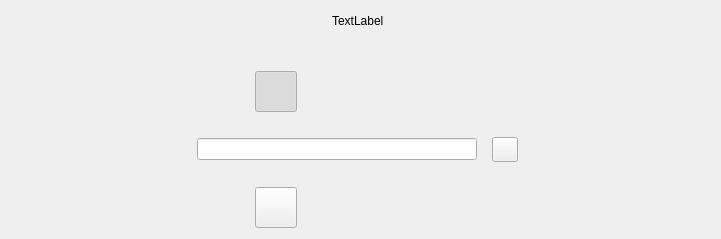
vkohaupt/vokoscreenNG, file src/cameraOne/QvkCameraOneOptions.ui: the form before one commit.
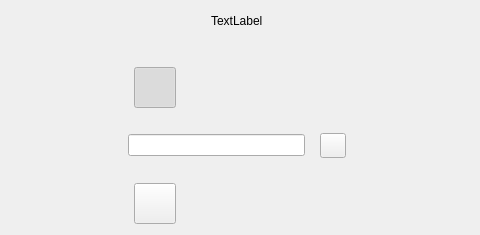
The form after the commit. Icons and pictures are not drawn.

Commit message: X11 camera window

```diff
--- a/src/cameraOne/QvkCameraOneOptions.ui
+++ b/src/cameraOne/QvkCameraOneOptions.ui
@@ -6,8 +6,8 @@
    <rect>
     <x>0</x>
     <y>0</y>
-    <width>721</width>
-    <height>239</height>
+    <width>480</width>
+    <height>235</height>
    </rect>
   </property>
   <property name="windowTitle">
```
The commit also changes 1 other file.
